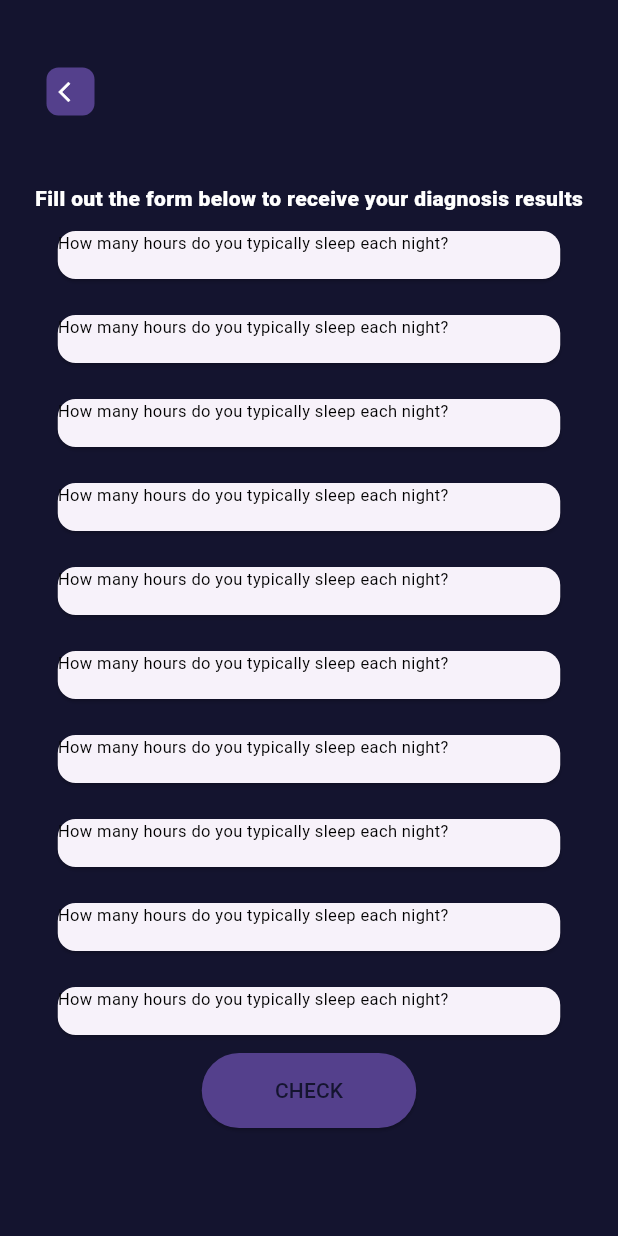
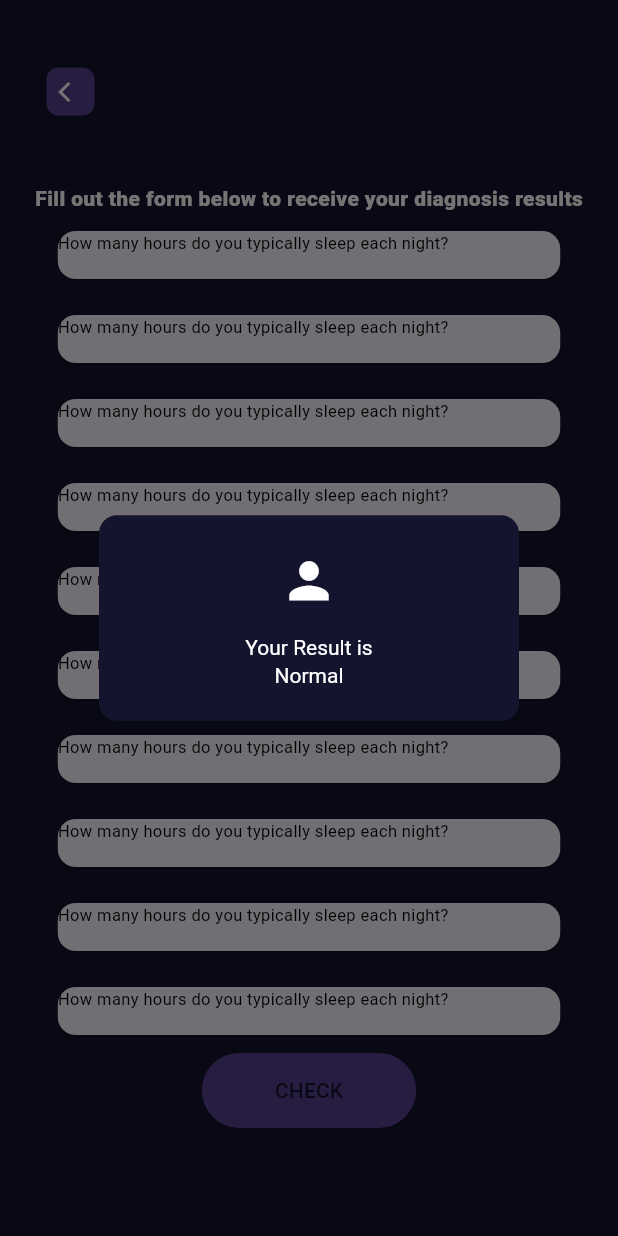
Before and after one commit to salmasafi/sleep-well, a Flutter app: the CollectUserData screen opened directly, after a tap on "CHECK", on a phone screen of 412 x 824 dp. Run offline on Flutter 3.47's test engine with Material 3 defaults, Android fonts, the phone set to English and light mode, and no system bars.

Commit message:
show dialog

```diff
--- a/lib/features/collect_user_data/screens/collect_user_data.dart
+++ b/lib/features/collect_user_data/screens/collect_user_data.dart
@@ -1,4 +1,6 @@
 import 'package:flutter/material.dart';
+import 'package:sleep_well/features/collect_user_data/widgets/build_menu_item.dart';
+import 'package:sleep_well/features/collect_user_data/widgets/build_show_dialog.dart';
 
 class CollectUserData extends StatelessWidget {
   const CollectUserData({super.key});
@@ -28,16 +30,16 @@ class CollectUserData extends StatelessWidget {
          ),
          Center(child: Text("Fill out the form below to receive your diagnosis results",
            style: TextStyle(color: Colors.white,fontSize: 14,fontWeight: FontWeight.w800),)),
-         buildMenuItem("How many hours do you typically sleep each night?"),
-         buildMenuItem("How many hours do you typically sleep each night?"),
-         buildMenuItem("How many hours do you typically sleep each night?"),
-         buildMenuItem("How many hours do you typically sleep each night?"),
-         buildMenuItem("How many hours do you typically sleep each night?"),
-         buildMenuItem("How many hours do you typically sleep each night?"),
-         buildMenuItem("How many hours do you typically sleep each night?"),
-         buildMenuItem("How many hours do you typically sleep each night?"),
-         buildMenuItem("How many hours do you typically sleep each night?"),
-         buildMenuItem("How many hours do you typically sleep each night?"),
+         BuildMenuItem(text: "How many hours do you typically sleep each night?"),
+         BuildMenuItem(text: "How many hours do you typically sleep each night?"),
+         BuildMenuItem(text: "How many hours do you typically sleep each night?"),
+         BuildMenuItem(text: "How many hours do you typically sleep each night?"),
+         BuildMenuItem(text: "How many hours do you typically sleep each night?"),
+         BuildMenuItem(text: "How many hours do you typically sleep each night?"),
+         BuildMenuItem(text: "How many hours do you typically sleep each night?"),
+         BuildMenuItem(text: "How many hours do you typically sleep each night?"),
+         BuildMenuItem(text: "How many hours do you typically sleep each night?"),
+         BuildMenuItem(text: "How many hours do you typically sleep each night?"),
          Center(
            child: Container(
              width:143 ,
@@ -46,7 +48,9 @@ class CollectUserData extends StatelessWidget {
                borderRadius: BorderRadius.circular(1234),
              ),
              child: ElevatedButton(
-                 onPressed: (){},
+                 onPressed: (){
+                   buildShowDialog(context);
+                 },
                  style: ButtonStyle(
                    backgroundColor: WidgetStatePropertyAll(Color(0xff54408C)),
                  ),
@@ -60,22 +64,16 @@ class CollectUserData extends StatelessWidget {
      ),
     );
   }
-  Widget buildMenuItem(String text) {
-    return Center(
-      child: Padding(
-        padding: const EdgeInsets.symmetric(horizontal:16 ,vertical:8 ),
-        child: Container(
-          width: 343,
-          height: 40,
-          decoration: BoxDecoration(
-            borderRadius: BorderRadius.circular(1234),
-          ),
-          child: Card(
-            child: Text(text, style: TextStyle(fontSize: 11, fontWeight: FontWeight.w400, color: Colors.black),),
-          ),
-        ),
-      ),
+
+
+   /*void showDialogResult(BuildContext context){
+    ShowDialog(
+      context:context,
+      builder: (context){
+        return Dialog(
+          shape: RoundedRectangleBorder(borderRadius: BorderRadius.circular(12)),
+        );
+      }
     );
-
-  }
+   }*/
 }
--- /dev/null
+++ b/lib/features/collect_user_data/widgets/build_menu_item.dart
@@ -0,0 +1,30 @@
+import 'package:flutter/material.dart';
+class BuildMenuItem extends StatelessWidget {
+  const BuildMenuItem({
+    super.key,
+    required this.text,
+  });
+
+  final String text;
+
+  @override
+  Widget build(BuildContext context) {
+    return Center(
+      child: Padding(
+        padding: const EdgeInsets.symmetric(horizontal: 16, vertical: 8),
+        child: Container(
+          width: 343,
+          height: 40,
+          decoration: BoxDecoration(
+            borderRadius: BorderRadius.circular(1234),
+          ),
+          child: Card(
+            child: Text(text, style: TextStyle(fontSize: 11,
+                fontWeight: FontWeight.w400,
+                color: Colors.black),),
+          ),
+        ),
+      ),
+    );
+  }
+}
--- /dev/null
+++ b/lib/features/collect_user_data/widgets/build_show_dialog.dart
@@ -0,0 +1,22 @@
+import 'package:flutter/material.dart';
+Future<dynamic> buildShowDialog(BuildContext context) {
+  return showDialog(context: context, builder: (BuildContext context){
+    return Container(
+      height: 104,
+      width:279 ,
+      child: AlertDialog(
+        backgroundColor: Color(0xff14142f),
+        icon: Icon(Icons.person, color: Colors.white,size: 39,),
+        shape: RoundedRectangleBorder(borderRadius: BorderRadius.circular(12)),
+        title: Column(
+          children: [
+            Text("Your Result is", style: TextStyle(color: Colors.white,fontSize: 14),),
+            Text("Normal",style: TextStyle(color: Colors.white, fontSize: 14)),
+          ],
+        ),
+      ),
+    );
+
+  },
+  );
+}
--- a/lib/main.dart
+++ b/lib/main.dart
@@ -10,13 +10,13 @@ class MainApp extends StatelessWidget {
 
   @override
   Widget build(BuildContext context) {
-    return const MaterialApp(
-      //home: CollectUserData(),
-      home: Scaffold(
+    return MaterialApp(
+      home: CollectUserData(),
+      /*home: Scaffold(
         body: Center(
           child: Text('Hello World!'),
         ),
-      ),
+      ),*/
     );
   }
 }
```
Also changed, not shown: 12 other files.
